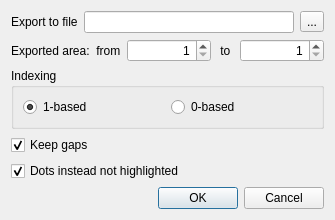
The window that src/corelibs/U2View/src/ov_msa/ui/ExportHighlightedDialog.ui (violethaze74/ugene) describes before a commit, drawn with Qt 5.
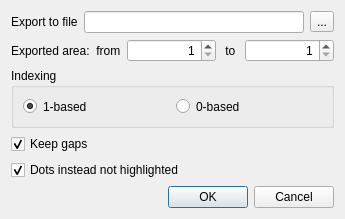
The same window after the commit.

```diff
--- a/src/corelibs/U2View/src/ov_msa/ui/ExportHighlightedDialog.ui
+++ b/src/corelibs/U2View/src/ov_msa/ui/ExportHighlightedDialog.ui
@@ -6,10 +6,16 @@
    <rect>
     <x>0</x>
     <y>0</y>
-    <width>335</width>
-    <height>214</height>
+    <width>345</width>
+    <height>219</height>
    </rect>
   </property>
+  <property name="minimumSize">
+   <size>
+    <width>345</width>
+    <height>219</height>
+   </size>
+  </property>
   <property name="windowTitle">
    <string>Export highlighted to file</string>
   </property>
```
